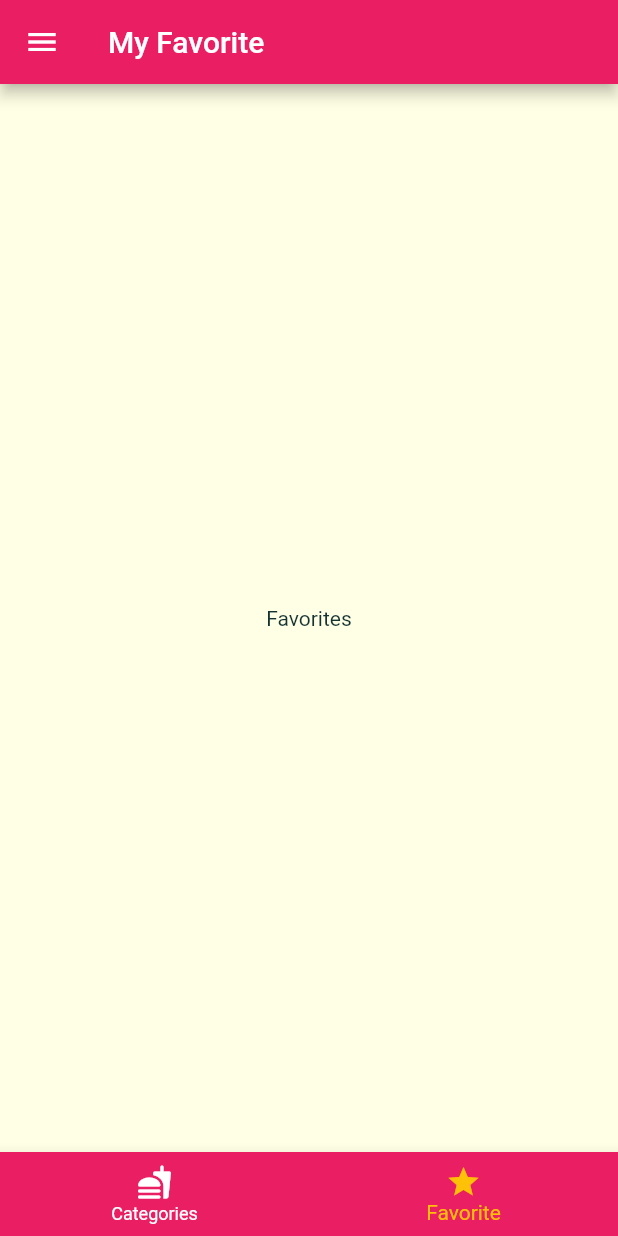
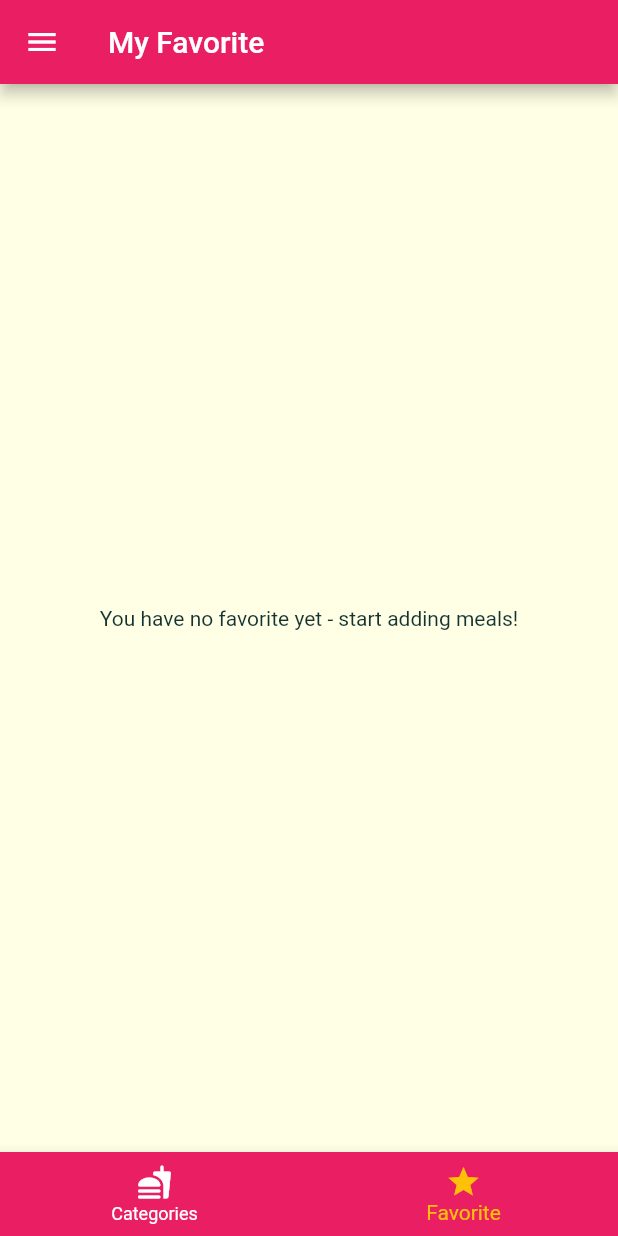
Before and after one commit to hussamm98/Simple_Meal_Application, a Flutter app: the screen it shows after launch, item 2 of the bottom bar chosen, on a phone screen of 412 x 824 dp. Run offline on Flutter 3.47's test engine with Material 2 defaults, Android fonts, the phone set to English and light mode, and no system bars.

Commit message:
filtration , favorite list , some edits

```diff
--- a/lib/main.dart
+++ b/lib/main.dart
@@ -1,12 +1,68 @@
 import 'package:flutter/material.dart';
+
+import './dummy_data.dart';
+import './modules/meal.dart';
+import './screens/category_meals_screen.dart';
 import './screens/filters_screen.dart';
-import './screens/category_meals_screen.dart';
 import './screens/meal_detail_screen.dart';
 import './screens/tabs_screen.dart';
 
 void main() => runApp(MyApp());
 
-class MyApp extends StatelessWidget {
+class MyApp extends StatefulWidget {
+  @override
+  _MyAppState createState() => _MyAppState();
+}
+
+class _MyAppState extends State<MyApp> {
+  Map<String, bool> _filters = {
+    'gluten': false,
+    'lactose': false,
+    'vegan ': false,
+    'vegetarian': false,
+  };
+  List<Meal> _availableMeals = DUMMY_MEALS;
+  List<Meal> _favoriteMeals = [];
+
+  void _setFilters(Map<String, bool> _filterData) {
+    setState(() {
+      _filters = _filterData;
+
+      _availableMeals = DUMMY_MEALS.where((meal) {
+        if (_filters['gluten'] && !meal.isGlutenFree) {
+          return false;
+        }
+        if (_filters['lactose'] && !meal.isLactoseFree) {
+          return false;
+        }
+        if (_filters['vegan'] && !meal.isVegan) {
+          return false;
+        }
+        if (_filters['vegetarian'] && !meal.isVegetarian) {
+          return false;
+        }
+        return true;
+      }).toList();
+    });
+  }
+  void _toggleFavorite(String mealId){
+   final existingindex = _favoriteMeals.indexWhere((meal) => meal.id==mealId);
+
+   if (existingindex>=0){
+     setState(() {
+       _favoriteMeals.removeAt(existingindex);
+     });
+   }
+   else {
+     setState(() {
+       _favoriteMeals.add(DUMMY_MEALS.firstWhere((meal) => meal.id==mealId));
+     });
+   }
+  }
+  bool isMealFavorite(String id){
+    return _favoriteMeals.any((meal) => meal.id==id);
+  }
+
   @override
   Widget build(BuildContext context) {
     return MaterialApp(
@@ -30,10 +86,11 @@ class MyApp extends StatelessWidget {
             ),
       ),
       routes: {
-        '/': (context) => TabsScreen(),
-        CategoryMealsScreen.routeName: (context) => CategoryMealsScreen(),
-        MealDetailScreen.routeName: (context) => MealDetailScreen(),
-        FiltersScreen.routeName: (context) => FiltersScreen(),
+        '/': (context) => TabsScreen(_favoriteMeals),
+        CategoryMealsScreen.routeName: (context) =>
+            CategoryMealsScreen(_availableMeals),
+        MealDetailScreen.routeName: (context) => MealDetailScreen(_toggleFavorite ,isMealFavorite ),
+        FiltersScreen.routeName: (context) => FiltersScreen(_setFilters ,_filters),
       },
     );
   }
--- a/lib/screens/favorite_screen.dart
+++ b/lib/screens/favorite_screen.dart
@@ -1,10 +1,32 @@
 import 'package:flutter/material.dart';
+import '../modules/meal.dart';
+import '../widget/meal_item.dart';
 
 class FavoriteScreen extends StatelessWidget {
+  final List<Meal> favoriteMeals;
+
+   FavoriteScreen(this.favoriteMeals);
   @override
   Widget build(BuildContext context) {
-    return Center(
-      child: Text("Favorites"),
+    if (favoriteMeals.isEmpty){
+      return Center(
+        child: Text("You have no favorite yet - start adding meals!"),
+      );
+    }
+  else{
+    return ListView.builder(
+      itemBuilder: (ctx, index) {
+        return MealItem(
+          id: favoriteMeals[index].id,
+          imageUrl: favoriteMeals[index].imageUrl,
+          title: favoriteMeals[index].title,
+          duration: favoriteMeals[index].duration,
+          affordability: favoriteMeals[index].affordability,
+          complexity: favoriteMeals[index].complexity,
+        );
+      },
+      itemCount: favoriteMeals.length,
     );
+    }
   }
 }
--- a/lib/screens/tabs_screen.dart
+++ b/lib/screens/tabs_screen.dart
@@ -1,26 +1,35 @@
 import 'package:flutter/material.dart';
+import '../modules/meal.dart';
 import '../widget/main_drawer.dart';
 import 'categories_screen.dart';
 import 'favorite_screen.dart';
 
 class TabsScreen extends StatefulWidget {
+  final List<Meal> favoriteMeals;
+
+  const TabsScreen(this.favoriteMeals);
   @override
   _TabsScreenState createState() => _TabsScreenState();
 }
 
 class _TabsScreenState extends State<TabsScreen> {
-  final List<Map<String, Object>> _pages = [
+ List<Map<String, Object>> _pages;
+
+  int _selectedPageIndex = 0;
+  @override
+  void initState() {
+  _pages=[
     {
       'page': CategoriesScreen(),
       'title': "Categories",
     },
     {
-      'page': FavoriteScreen(),
+      'page': FavoriteScreen(widget.favoriteMeals),
       'title': "My Favorite",
     },
   ];
-
-  int _selectedPageIndex = 0;
+    super.initState();
+  }
 
   void _selectPage(int value) {
     setState(() {
@@ -44,10 +53,12 @@ class _TabsScreenState extends State<TabsScreen> {
         items: [
           BottomNavigationBarItem(
             icon: Icon(Icons.fastfood_rounded),
+            // ignore: deprecated_member_use
             title: Text("Categories"),
           ),
           BottomNavigationBarItem(
             icon: Icon(Icons.star),
+            // ignore: deprecated_member_use
             title: Text("Favorite"),
           ),
         ],
--- a/lib/widget/main_drawer.dart
+++ b/lib/widget/main_drawer.dart
@@ -1,6 +1,5 @@
 import 'package:flutter/material.dart';
 import '../screens/filters_screen.dart';
-import '../screens/tabs_screen.dart';
 
 class MainDrawer extends StatelessWidget {
   Widget buildListTile(String title, IconData icon, Function tapHandler) {
--- a/lib/widget/meal_item.dart
+++ b/lib/widget/meal_item.dart
@@ -10,7 +10,6 @@ class MealItem extends StatelessWidget {
   final int duration;
   final Complexity complexity;
   final Affordability affordability;
-  final Function removeItem;
 
   const MealItem({
     @required this.id,
@@ -19,7 +18,6 @@ class MealItem extends StatelessWidget {
     @required this.duration,
     @required this.complexity,
     @required this.affordability,
-    @required this.removeItem,
   });
 
   String get complexityText {
@@ -63,7 +61,7 @@ class MealItem extends StatelessWidget {
       arguments: id,
     )
         .then((result) {
-      if (result != null) removeItem(result);
+    //  if (result != null) removeItem(result);
     });
   }
 
```
Also changed, not shown: lib/screens/category_meals_screen.dart (+4 -4 lines), lib/screens/filters_screen.dart (+28 -0 lines), lib/screens/meal_detail_screen.dart (+6 -2 lines).
